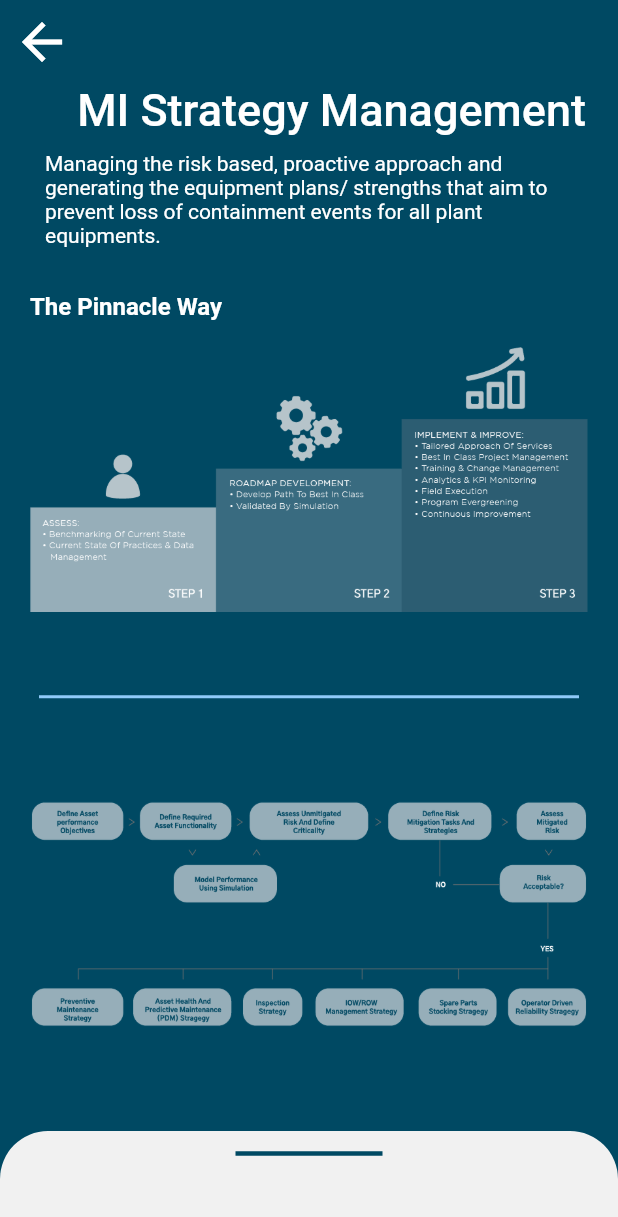
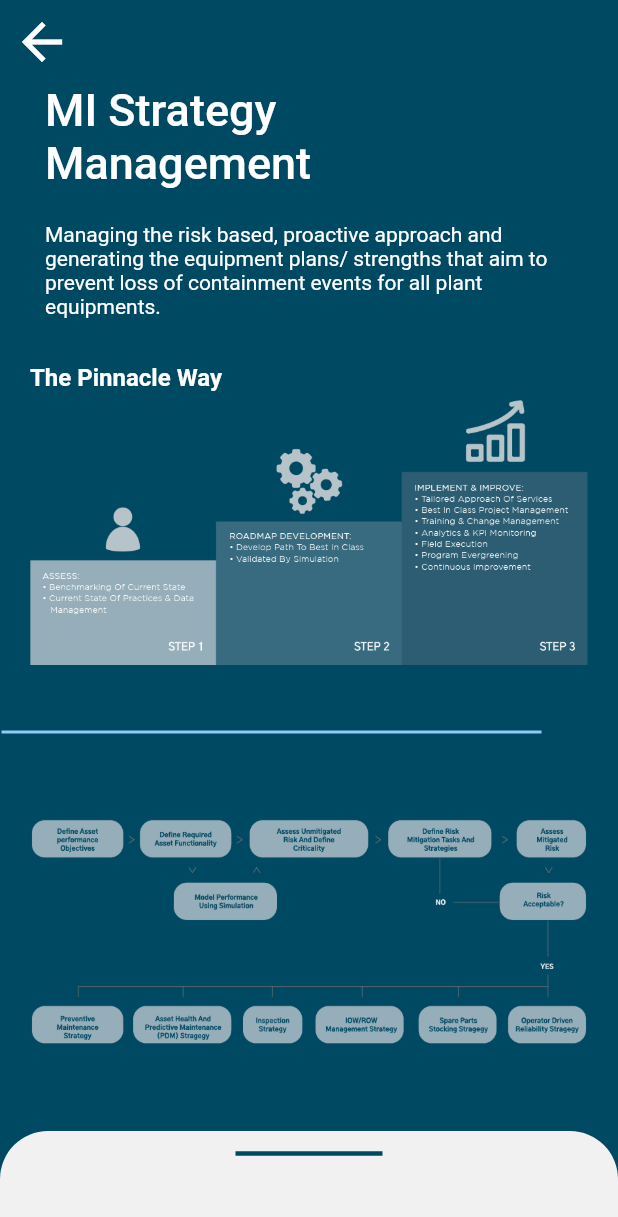
Before and after one commit to SonQBChau/brand_root_solution, a Flutter app: the MiStrategyPage screen opened directly, on a phone screen of 412 x 824 dp. Shown: the top 1217 px of the screen. Run offline on Flutter 3.47's test engine with Material 2 defaults, Android fonts, the phone set to English and light mode, and no system bars; our stand-ins replace charts_flutter; missing offline and left inert: animator; Roboto replaces fonts that are missing (GothicA1).

Commit message:
update ui

```diff
--- a/lib/screens/mi_strategy_page.dart
+++ b/lib/screens/mi_strategy_page.dart
@@ -1,5 +1,6 @@
 import 'package:flutter/material.dart';
 import 'package:sale_form_demo/utils/app_color.dart';
+import 'package:sale_form_demo/utils/size_config.dart';
 import 'package:sale_form_demo/widgets/flow_chart_widget.dart';
 import 'package:sale_form_demo/widgets/mi_strategy_bottom_sheet.dart';
 import 'package:sale_form_demo/widgets/pinnacle_way_widget.dart';
@@ -25,11 +26,13 @@
         child: Stack(
           children: <Widget>[
             Column(
+              crossAxisAlignment: CrossAxisAlignment.start,
               children: <Widget>[
                 Container(
+                  height: 80,
                   padding: EdgeInsets.only(left: 30),
                   child: Text(
-                    'MI Strategy Management',
+                    'MI Strategy\nManagement',
                     style: TextStyle(
                       color: Colors.white,
                       fontSize: 30,
@@ -38,7 +41,7 @@
                   ),
                 ),
                 Container(
-                  padding: EdgeInsets.only(left: 30, top: 10, right: 20, bottom: 20),
+                  padding: EdgeInsets.only(left: 30, top: 12, right: 20, bottom: 20),
                   child: Text(
                     'Managing the risk based, proactive approach and generating the equipment plans/ strengths'
                     ' that aim to prevent loss of containment events for all plant equipments.',
--- a/lib/utils/size_config.dart
+++ b/lib/utils/size_config.dart
@@ -16,6 +16,7 @@
   static double _safeAreaVertical;
   static double safeBlockHorizontal;
   static double safeBlockVertical;
+
 
   void init(BuildContext context) {
     _mediaQueryData = MediaQuery.of(context);
--- a/lib/widgets/back_button_widget.dart
+++ b/lib/widgets/back_button_widget.dart
@@ -6,7 +6,7 @@
   @override
   Widget build(BuildContext context) {
     return  Container(
-      padding: EdgeInsets.only(left: 10),
+      padding: EdgeInsets.only(left: 10, top: 10),
       child: Material(
         color: Colors.transparent,
         child: InkWell(
--- a/lib/widgets/content_card_widget.dart
+++ b/lib/widgets/content_card_widget.dart
@@ -1,3 +1,4 @@
+import 'package:flutter/cupertino.dart';
 import 'package:flutter/material.dart';
 import 'dart:math' as math;
 
@@ -24,7 +25,7 @@
         if(navigateTo != null) {
           Navigator.push(
             context,
-            MaterialPageRoute(builder: (context) => navigateTo),
+            CupertinoPageRoute(builder: (context) => navigateTo),
           );
         }
         else {
--- a/lib/widgets/flow_chart_widget.dart
+++ b/lib/widgets/flow_chart_widget.dart
@@ -1,3 +1,4 @@
+import 'package:flutter/cupertino.dart';
 import 'package:flutter/material.dart';
 import 'package:sale_form_demo/screens/flow_chart_page.dart';
 
@@ -8,7 +9,7 @@
       child: InkWell(
         splashColor: Colors.blue.withAlpha(30),
         onTap: () {
-          Navigator.of(context).push( MaterialPageRoute<Null>(
+          Navigator.of(context).push( CupertinoPageRoute<Null>(
             builder: (BuildContext context) {
               return FlowChartPage();
             },
--- a/lib/widgets/mi_strategy_bottom_sheet.dart
+++ b/lib/widgets/mi_strategy_bottom_sheet.dart
@@ -4,6 +4,7 @@
 import 'package:provider/provider.dart';
 import 'package:sale_form_demo/data/question_model.dart';
 import 'package:sale_form_demo/utils/app_color.dart';
+import 'package:sale_form_demo/utils/size_config.dart';
 import 'package:sale_form_demo/widgets/bottom_sheet_list.dart';
 
 const double minHeight = 70;
@@ -16,7 +17,7 @@
 class _MIStrategyBottomSheetState extends State<MIStrategyBottomSheet> with SingleTickerProviderStateMixin {
   AnimationController _controller;
 
-  double get maxHeight => MediaQuery.of(context).size.height - 160;
+  double maxHeight = 0;
 
   @override
   void initState() {
@@ -63,6 +64,9 @@
 
   @override
   Widget build(BuildContext context) {
+    SizeConfig().init(context);
+    maxHeight = SizeConfig.safeAreaScreenHeight - 80 - 80; //number on MI Strategy Container and appbar
+
     return AnimatedBuilder(
       //<--add animated builder
       animation: _controller,
--- a/lib/widgets/pinnacle_way_widget.dart
+++ b/lib/widgets/pinnacle_way_widget.dart
@@ -1,3 +1,4 @@
+import 'package:flutter/cupertino.dart';
 import 'package:flutter/material.dart';
 import 'package:sale_form_demo/screens/pinnacle_way_page.dart';
 
@@ -8,7 +9,7 @@
       child: InkWell(
         splashColor: Colors.blue.withAlpha(30),
         onTap: () {
-          Navigator.of(context).push(new MaterialPageRoute<Null>(
+          Navigator.of(context).push(new CupertinoPageRoute<Null>(
             builder: (BuildContext context) {
               return PinnacleWayPage();
             },
```
